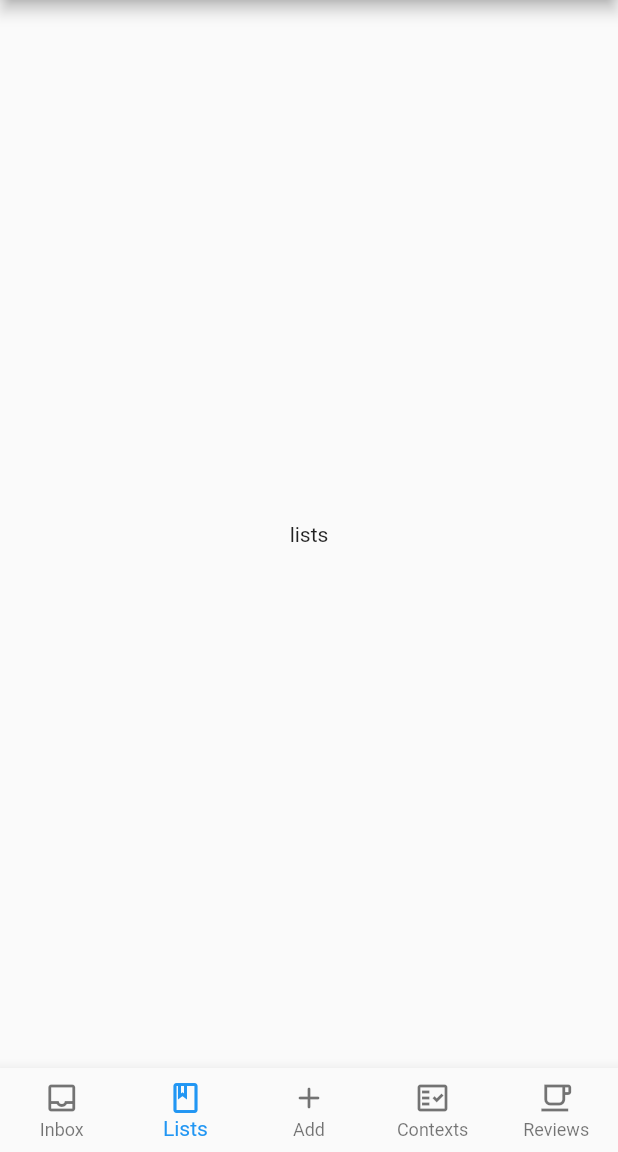
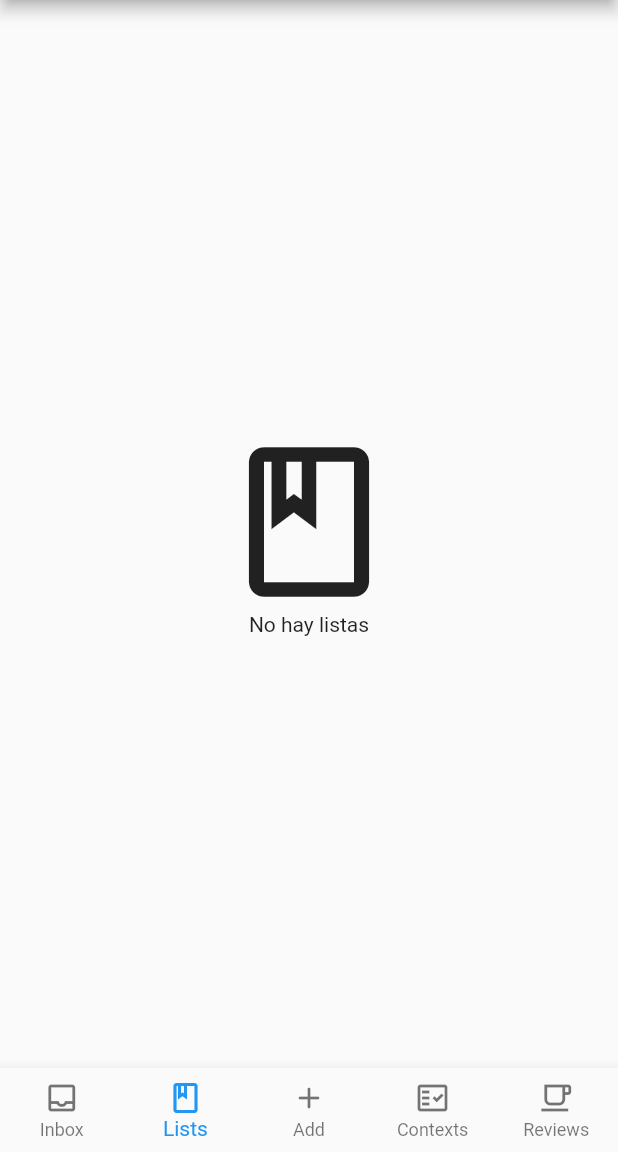
Before and after one commit to pabferir/pipelist, a Flutter app: the screen it shows after launch, item 2 of the bottom bar chosen, on a phone screen of 412 x 824 dp, the part 84-1236 px from its top. Run offline on Flutter 3.47's test engine with Material 2 defaults, Android fonts, the phone set to English and light mode, and no system bars; our stand-ins replace bloc, cloud_firestore, equatable, firebase_core, flutter_bloc; accounts and stored records are empty.

Commit message:
Added empty page message

```diff
--- a/lib/presentation/pages/lists_page.dart
+++ b/lib/presentation/pages/lists_page.dart
@@ -1,3 +1,4 @@
+import 'package:flutter/material.dart';
 import 'package:flutter/widgets.dart';
 
 class ListsPage extends StatelessWidget {
@@ -6,7 +7,26 @@ class ListsPage extends StatelessWidget {
   @override
   Widget build(BuildContext context) {
     return Container(
-      child: Center(child: Text('lists')),
+      child: Center(
+        child: Column(
+          mainAxisAlignment: MainAxisAlignment.center,
+          children: <Widget>[
+            Icon(
+              Icons.book_outlined,
+              size: 120.0,
+              // color: Color(0x73A99073),
+            ),
+            Text(
+              'No hay listas',
+              // style: TextStyle(
+              //   fontWeight: FontWeight.w900,
+              //   fontSize: 28,
+              //   color: Color(0x73A99073),
+              // ),
+            ),
+          ],
+        ),
+      ),
     );
   }
 }
```
Also changed, not shown: lib/presentation/pages/contexts_page.dart (+21 -1 lines), lib/presentation/pages/reviews_page.dart (+21 -1 lines).
